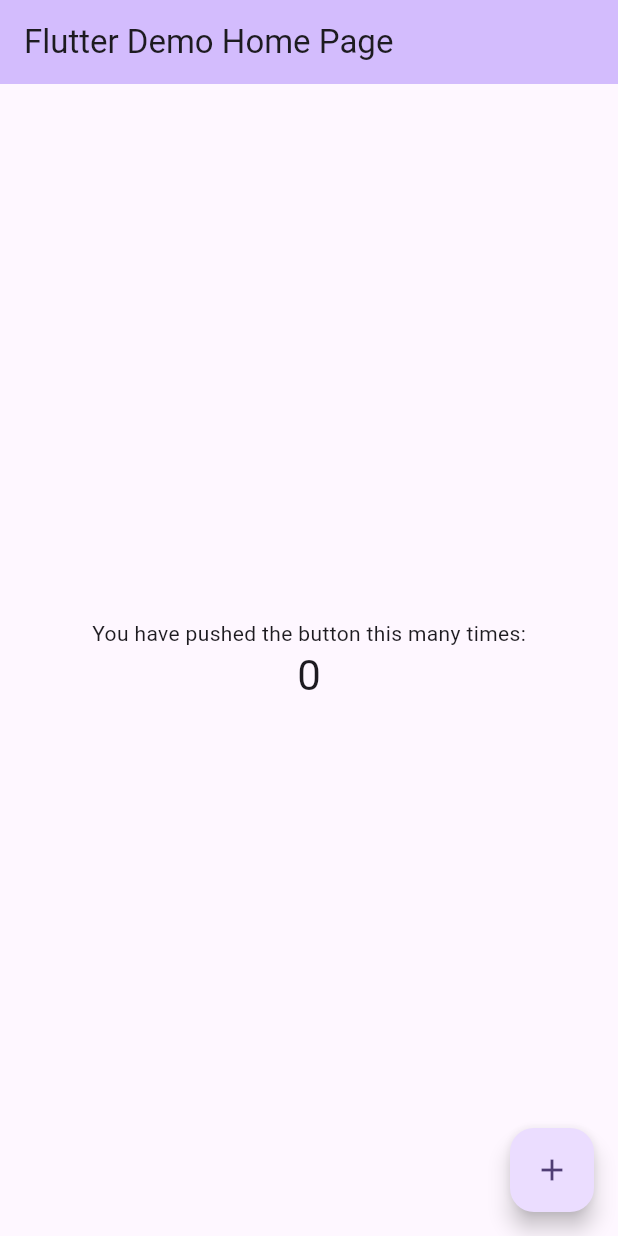
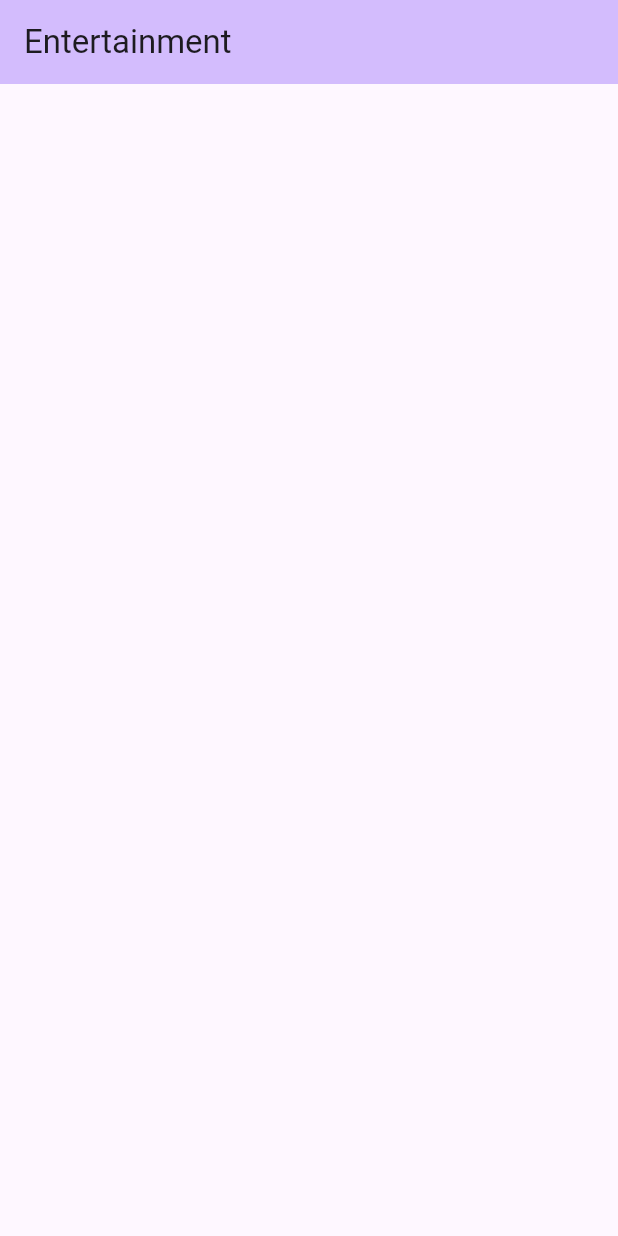
Before and after one commit to guptakaran11/Movie-Buff, a Flutter app: the screen it shows after launch, on a phone screen of 412 x 824 dp. Run offline on Flutter 3.47's test engine with Material 3 defaults, Android fonts, the light colour scheme and no system bars.

Commit message:
deoendencies and small changes for the set up

```diff
--- /dev/null
+++ b/assets/config/main.json
@@ -0,0 +1,5 @@
+{
+  "API_KEY": "12ea0c605b13bb4f8a840d1337885a00",
+  "BASE_API_KEY": "https://www.themoviedb.org/3",
+  "BASE_IMAGE_API_KEY": "https://image.tmdb.org/t/p/original/"
+}
--- a/lib/main.dart
+++ b/lib/main.dart
@@ -11,42 +11,18 @@
   @override
   Widget build(BuildContext context) {
     return MaterialApp(
-      title: 'Flutter Demo',
+      title: 'Flutter ',
       theme: ThemeData(
-        // This is the theme of your application.
-        //
-        // TRY THIS: Try running your application with "flutter run". You'll see
-        // the application has a purple toolbar. Then, without quitting the app,
-        // try changing the seedColor in the colorScheme below to Colors.green
-        // and then invoke "hot reload" (save your changes or press the "hot
-        // reload" button in a Flutter-supported IDE, or press "r" if you used
-        // the command line to start the app).
-        //
-        // Notice that the counter didn't reset back to zero; the application
-        // state is not lost during the reload. To reset the state, use hot
-        // restart instead.
-        //
-        // This works for code too, not just values: Most code changes can be
-        // tested with just a hot reload.
         colorScheme: ColorScheme.fromSeed(seedColor: Colors.deepPurple),
         useMaterial3: true,
       ),
-      home: const MyHomePage(title: 'Flutter Demo Home Page'),
+      home: const MyHomePage(title: 'Entertainment'),
     );
   }
 }
 
 class MyHomePage extends StatefulWidget {
   const MyHomePage({super.key, required this.title});
-
-  // This widget is the home page of your application. It is stateful, meaning
-  // that it has a State object (defined below) that contains fields that affect
-  // how it looks.
-
-  // This class is the configuration for the state. It holds the values (in this
-  // case the title) provided by the parent (in this case the App widget) and
-  // used by the build method of the State. Fields in a Widget subclass are
-  // always marked "final".
 
   final String title;
 
@@ -55,71 +31,13 @@
 }
 
 class _MyHomePageState extends State<MyHomePage> {
-  int _counter = 0;
-
-  void _incrementCounter() {
-    setState(() {
-      // This call to setState tells the Flutter framework that something has
-      // changed in this State, which causes it to rerun the build method below
-      // so that the display can reflect the updated values. If we changed
-      // _counter without calling setState(), then the build method would not be
-      // called again, and so nothing would appear to happen.
-      _counter++;
-    });
-  }
-
   @override
   Widget build(BuildContext context) {
-    // This method is rerun every time setState is called, for instance as done
-    // by the _incrementCounter method above.
-    //
-    // The Flutter framework has been optimized to make rerunning build methods
-    // fast, so that you can just rebuild anything that needs updating rather
-    // than having to individually change instances of widgets.
     return Scaffold(
       appBar: AppBar(
-        // TRY THIS: Try changing the color here to a specific color (to
-        // Colors.amber, perhaps?) and trigger a hot reload to see the AppBar
-        // change color while the other colors stay the same.
         backgroundColor: Theme.of(context).colorScheme.inversePrimary,
-        // Here we take the value from the MyHomePage object that was created by
-        // the App.build method, and use it to set our appbar title.
         title: Text(widget.title),
       ),
-      body: Center(
-        // Center is a layout widget. It takes a single child and positions it
-        // in the middle of the parent.
-        child: Column(
-          // Column is also a layout widget. It takes a list of children and
-          // arranges them vertically. By default, it sizes itself to fit its
-          // children horizontally, and tries to be as tall as its parent.
-          //
-          // Column has various properties to control how it sizes itself and
-          // how it positions its children. Here we use mainAxisAlignment to
-          // center the children vertically; the main axis here is the vertical
-          // axis because Columns are vertical (the cross axis would be
-          // horizontal).
-          //
-          // TRY THIS: Invoke "debug painting" (choose the "Toggle Debug Paint"
-          // action in the IDE, or press "p" in the console), to see the
-          // wireframe for each widget.
-          mainAxisAlignment: MainAxisAlignment.center,
-          children: <Widget>[
-            const Text(
-              'You have pushed the button this many times:',
-            ),
-            Text(
-              '$_counter',
-              style: Theme.of(context).textTheme.headlineMedium,
-            ),
-          ],
-        ),
-      ),
-      floatingActionButton: FloatingActionButton(
-        onPressed: _incrementCounter,
-        tooltip: 'Increment',
-        child: const Icon(Icons.add),
-      ), // This trailing comma makes auto-formatting nicer for build methods.
     );
   }
 }
```
Also changed, not shown: pubspec.yaml (+11 -19 lines), pubspec.lock.
